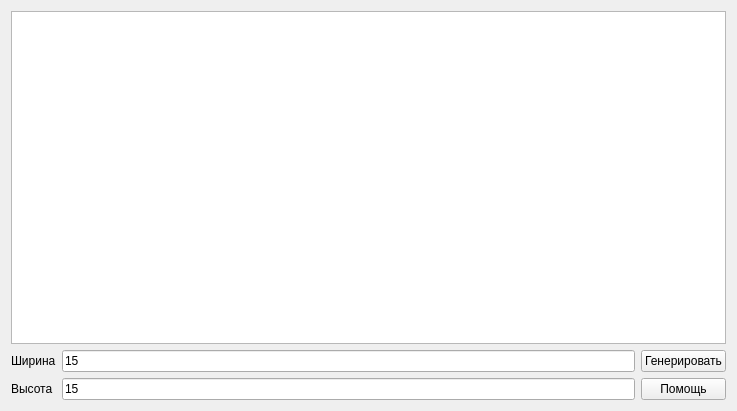
This is mainui.ui in ZzaizZ/FindPath as Qt 5 draws it before an edit. The edited form follows.
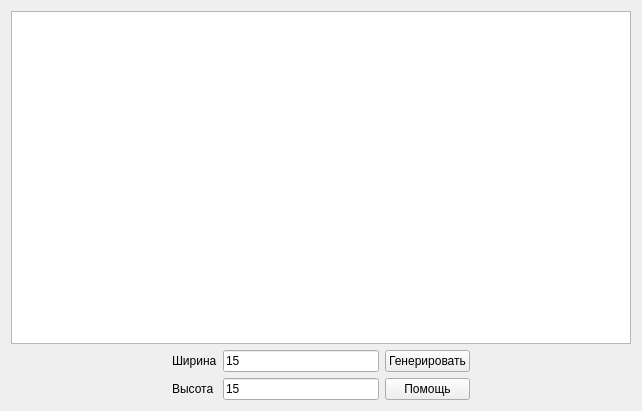
This is the edited form.

Commit message: Валидация данных; Правки интерфейса;

```diff
--- a/mainui.ui
+++ b/mainui.ui
@@ -6,7 +6,7 @@
    <rect>
     <x>0</x>
     <y>0</y>
-    <width>737</width>
+    <width>642</width>
     <height>411</height>
    </rect>
   </property>
@@ -14,51 +14,77 @@
    <string>MainUI</string>
   </property>
   <layout class="QGridLayout" name="gridLayout">
-   <item row="0" column="0" colspan="3">
-    <widget class="QGraphicsView" name="grv_Map"/>
-   </item>
-   <item row="1" column="0">
+   <item row="1" column="1">
     <widget class="QLabel" name="lbl_W">
      <property name="text">
       <string>Ширина</string>
      </property>
     </widget>
    </item>
-   <item row="1" column="1">
-    <widget class="QLineEdit" name="led_W">
+   <item row="2" column="2">
+    <widget class="QLineEdit" name="led_H">
      <property name="text">
       <string>15</string>
      </property>
     </widget>
    </item>
-   <item row="1" column="2">
+   <item row="1" column="3">
     <widget class="QPushButton" name="btn_Generate">
      <property name="text">
       <string>Генерировать</string>
      </property>
     </widget>
    </item>
-   <item row="2" column="0">
+   <item row="2" column="4">
+    <spacer name="horizontalSpacer">
+     <property name="orientation">
+      <enum>Qt::Horizontal</enum>
+     </property>
+     <property name="sizeHint" stdset="0">
+      <size>
+       <width>40</width>
+       <height>20</height>
+      </size>
+     </property>
+    </spacer>
+   </item>
+   <item row="2" column="1">
     <widget class="QLabel" name="lbl_H">
      <property name="text">
       <string>Высота</string>
      </property>
     </widget>
    </item>
-   <item row="2" column="1">
-    <widget class="QLineEdit" name="led_H">
-     <property name="text">
-      <string>15</string>
-     </property>
-    </widget>
-   </item>
-   <item row="2" column="2">
-    <widget class="QPushButton" name="pushButton">
+   <item row="2" column="3">
+    <widget class="QPushButton" name="btn_Help">
      <property name="text">
       <string>Помощь</string>
      </property>
     </widget>
    </item>
+   <item row="1" column="2">
+    <widget class="QLineEdit" name="led_W">
+     <property name="text">
+      <string>15</string>
+     </property>
+    </widget>
+   </item>
+   <item row="1" column="0">
+    <spacer name="horizontalSpacer_2">
+     <property name="orientation">
+      <enum>Qt::Horizontal</enum>
+     </property>
+     <property name="sizeHint" stdset="0">
+      <size>
+       <width>40</width>
+       <height>20</height>
+      </size>
+     </property>
+    </spacer>
+   </item>
+   <item row="0" column="0" colspan="5">
+    <widget class="QGraphicsView" name="grv_Map"/>
+   </item>
   </layout>
  </widget>
  <layoutdefault spacing="6" margin="11"/>
```
Left out of the diff: 7 changed lines with no effect on the pictures. The commit also changes 2 other files.
